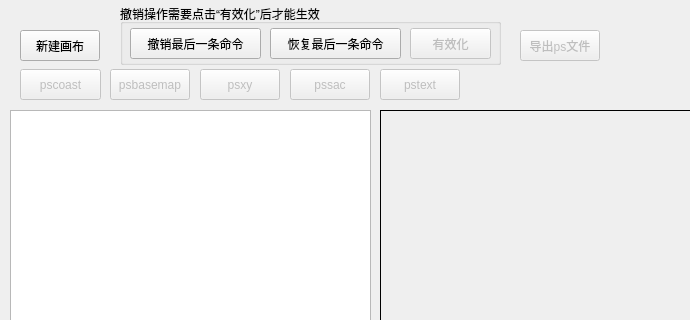
Before: the Qt Designer form src/mainwindow.ui in CovMat/GMT-mini-GUI, drawn with Qt 5; both pictures show x 0 to 690 and y 0 to 320 of the 913 by 622 pixel window.
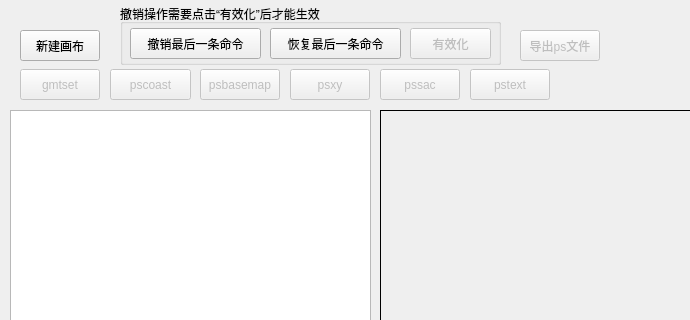
After: the same form once the commit is applied.

Diff of the .ui file:
```diff
--- a/src/mainwindow.ui
+++ b/src/mainwindow.ui
@@ -43,7 +43,7 @@
     </property>
     <property name="geometry">
      <rect>
-      <x>20</x>
+      <x>110</x>
       <y>69</y>
       <width>81</width>
       <height>31</height>
@@ -130,7 +130,7 @@
     </property>
     <property name="geometry">
      <rect>
-      <x>110</x>
+      <x>200</x>
       <y>69</y>
       <width>80</width>
       <height>31</height>
@@ -194,7 +194,7 @@
     </property>
     <property name="geometry">
      <rect>
-      <x>200</x>
+      <x>290</x>
       <y>69</y>
       <width>80</width>
       <height>31</height>
@@ -210,7 +210,7 @@
     </property>
     <property name="geometry">
      <rect>
-      <x>290</x>
+      <x>380</x>
       <y>69</y>
       <width>80</width>
       <height>31</height>
@@ -226,7 +226,7 @@
     </property>
     <property name="geometry">
      <rect>
-      <x>380</x>
+      <x>470</x>
       <y>69</y>
       <width>80</width>
       <height>31</height>
@@ -249,6 +249,22 @@
      <string>访问GMT中文手册</string>
     </property>
    </widget>
+   <widget class="QPushButton" name="gmtset">
+    <property name="enabled">
+     <bool>false</bool>
+    </property>
+    <property name="geometry">
+     <rect>
+      <x>20</x>
+      <y>69</y>
+      <width>80</width>
+      <height>31</height>
+     </rect>
+    </property>
+    <property name="text">
+     <string>gmtset</string>
+    </property>
+   </widget>
   </widget>
  </widget>
  <resources/>
```
